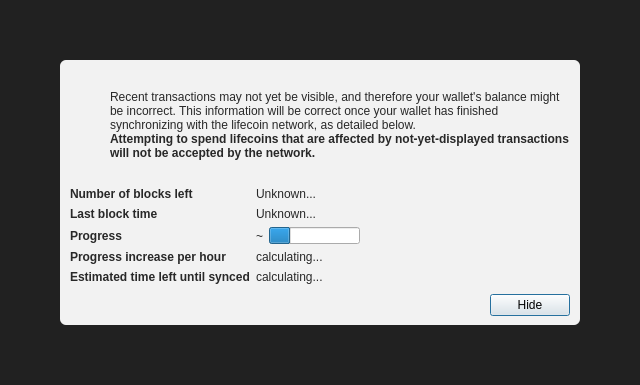
shuurai/boxcoin, file src/qt/forms/modaloverlay.ui: the form before one commit.
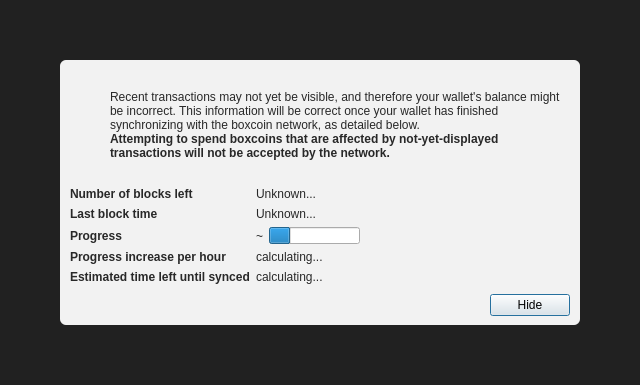
The form after the commit. Icons and pictures are not drawn. Custom widgets are drawn as their Qt base class.

```diff
--- a/src/qt/forms/modaloverlay.ui
+++ b/src/qt/forms/modaloverlay.ui
@@ -130,7 +130,7 @@
              <item>
               <widget class="QLabel" name="infoText">
                <property name="text">
-                <string>Recent transactions may not yet be visible, and therefore your wallet's balance might be incorrect. This information will be correct once your wallet has finished synchronizing with the lifecoin network, as detailed below.</string>
+                <string>Recent transactions may not yet be visible, and therefore your wallet's balance might be incorrect. This information will be correct once your wallet has finished synchronizing with the boxcoin network, as detailed below.</string>
                </property>
                <property name="textFormat">
                 <enum>Qt::RichText</enum>
@@ -149,7 +149,7 @@
                 </font>
                </property>
                <property name="text">
-                <string>Attempting to spend lifecoins that are affected by not-yet-displayed transactions will not be accepted by the network.</string>
+                <string>Attempting to spend boxcoins that are affected by not-yet-displayed transactions will not be accepted by the network.</string>
                </property>
                <property name="textFormat">
                 <enum>Qt::RichText</enum>
```
